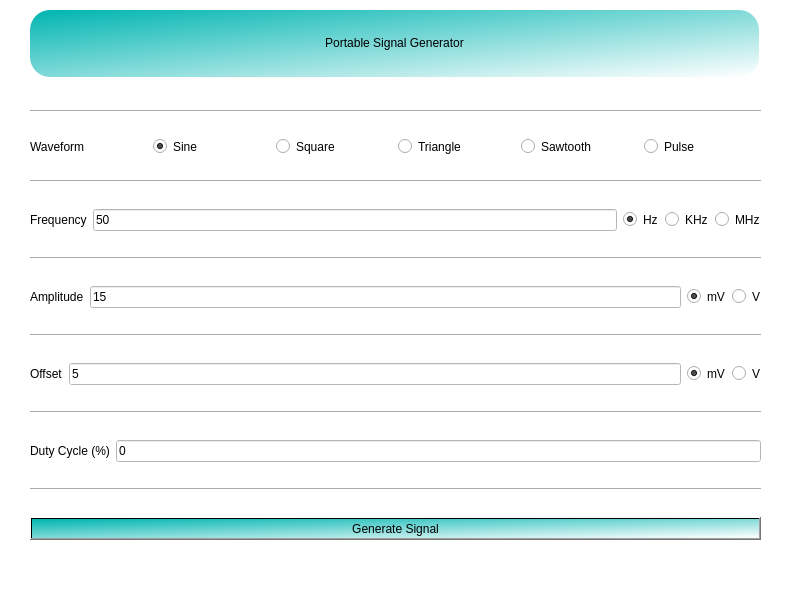
Qt form app/form.ui (MatheusBuratti/PortableSignalGenerator) before a commit.
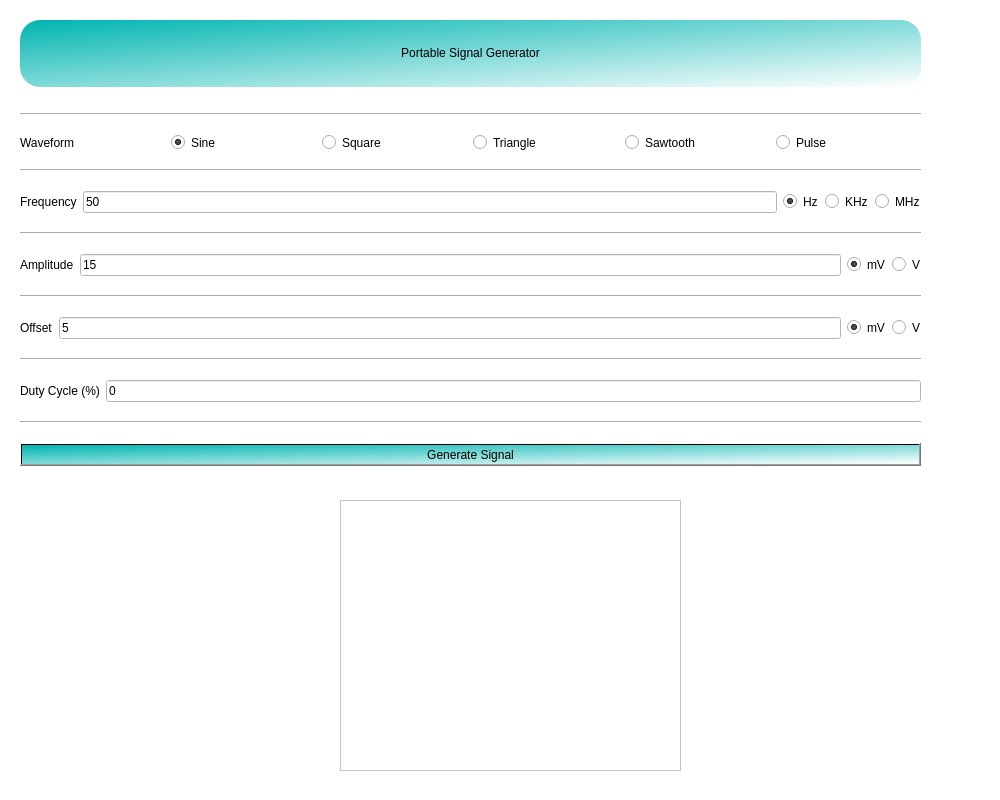
The same form after that commit. Icons and pictures are not drawn.

Patch:
```diff
--- a/app/form.ui
+++ b/app/form.ui
@@ -6,8 +6,8 @@
    <rect>
     <x>0</x>
     <y>0</y>
-    <width>800</width>
-    <height>600</height>
+    <width>1000</width>
+    <height>800</height>
    </rect>
   </property>
   <property name="windowTitle">
@@ -26,10 +26,10 @@
   <widget class="QWidget" name="verticalLayoutWidget">
    <property name="geometry">
     <rect>
-     <x>30</x>
-     <y>90</y>
-     <width>731</width>
-     <height>471</height>
+     <x>20</x>
+     <y>100</y>
+     <width>901</width>
+     <height>391</height>
     </rect>
    </property>
    <layout class="QVBoxLayout" name="verticalLayout">
@@ -312,9 +312,9 @@
   <widget class="QLabel" name="label_5">
    <property name="geometry">
     <rect>
-     <x>30</x>
-     <y>10</y>
-     <width>729</width>
+     <x>20</x>
+     <y>20</y>
+     <width>901</width>
      <height>67</height>
     </rect>
    </property>
@@ -333,6 +333,16 @@
     <string>&lt;html&gt;&lt;head/&gt;&lt;body&gt;&lt;p align=&quot;center&quot;&gt;Portable Signal Generator&lt;/p&gt;&lt;/body&gt;&lt;/html&gt;</string>
    </property>
   </widget>
+  <widget class="QGraphicsView" name="graphicsView">
+   <property name="geometry">
+    <rect>
+     <x>340</x>
+     <y>500</y>
+     <width>341</width>
+     <height>271</height>
+    </rect>
+   </property>
+  </widget>
  </widget>
  <resources/>
  <connections/>
```
Left out of the diff: 4 changed lines with no effect on the pictures.
